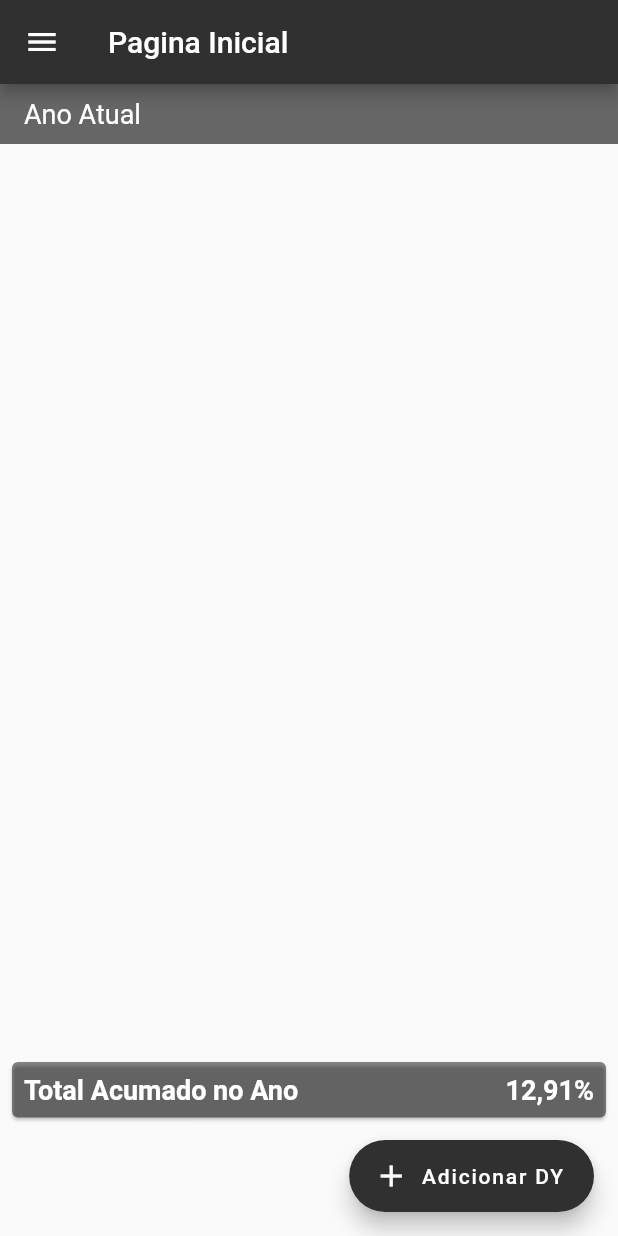
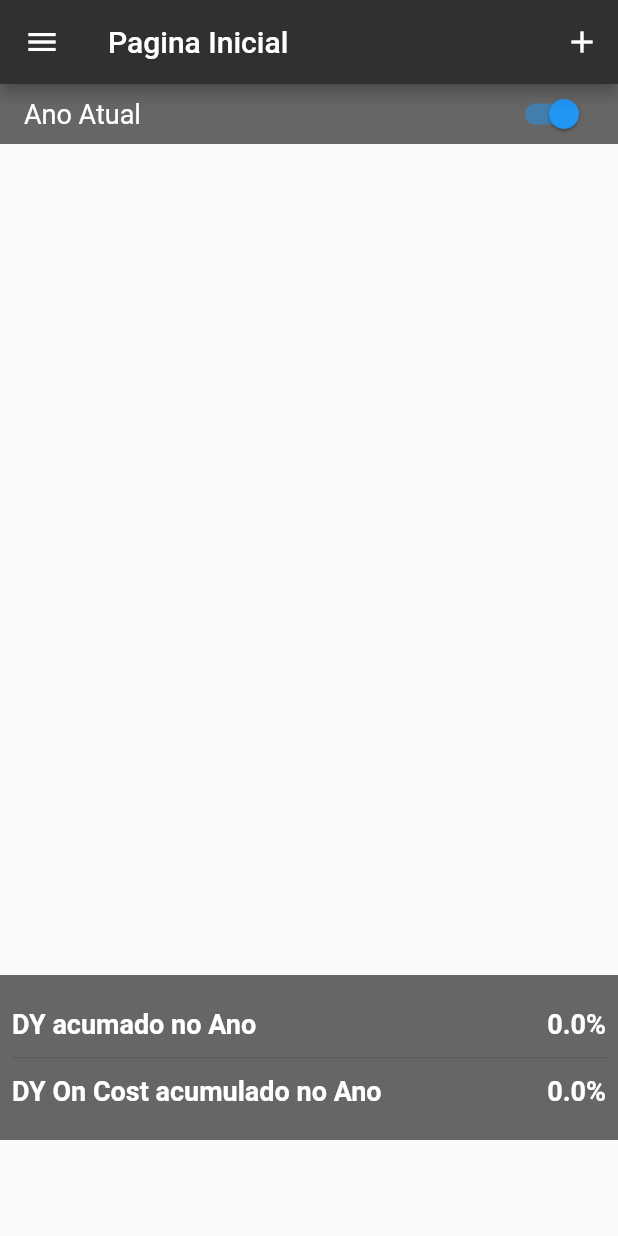
Before and after one commit to lfop-alt/controle-financeiro, a Flutter app: the screen it shows after launch, on a phone screen of 412 x 824 dp. Run offline on Flutter 3.47's test engine with Material 2 defaults, Android fonts, the phone set to English and light mode, and no system bars; our stand-ins replace sqflite; accounts and stored records are empty.

Commit message:
Finalizando o dashboard e o calculo do DY

```diff
--- a/lib/src/models/db/db_connect.dart
+++ b/lib/src/models/db/db_connect.dart
@@ -10,8 +10,8 @@ Map<int, String> scripts = {
           valorBruto REAL,
           rentabilidadeNoMes REAL,
           dy REAL,
-          dyOnCost REAL
-          anoAtual INTERGER
+          dyOnCost REAL,
+          ano INTERGER
           );'''
 };
 
--- a/lib/src/models/dividend_yields.dart
+++ b/lib/src/models/dividend_yields.dart
@@ -6,10 +6,10 @@ class DividendYield {
   double _rentabilidadeNoMes = 0;
   double _dy = 0;
   double _dyOnCost = 0;
-  int _anoAtual = 1;
+  int _ano = 0;
 
   DividendYield(this._id, this._mes, this._valorAplicado, this._valorBruto,
-      this._rentabilidadeNoMes, this._dy, this._dyOnCost);
+      this._rentabilidadeNoMes, this._dy, this._dyOnCost, this._ano);
 
   int get id => _id;
 
@@ -40,7 +40,7 @@ class DividendYield {
 
   set dyOnCost(double dyOnCost) => _dyOnCost = dyOnCost;
 
-  int get anoAtual => _anoAtual;
+  int get ano => _ano;
 
-  set anoAtual(int anoAtual) => _anoAtual = anoAtual;
+  set ano(int ano) => _ano = ano;
 }
--- a/lib/src/pages/dashboard_page.dart
+++ b/lib/src/pages/dashboard_page.dart
@@ -17,7 +17,7 @@ class _DashboardPageState extends State<DashboardPage> {
   DividendYieldRepository dividendYieldRepository = DividendYieldRepository();
 
   var _dividends = <DividendYield>[];
-  var anoAtual = true;
+  bool ano = true;
 
   @override
   void initState() {
@@ -26,8 +26,30 @@ class _DashboardPageState extends State<DashboardPage> {
   }
 
   void initDividend() async {
-    _dividends = await dividendYieldRepository.listarDy(anoAtual);
+    _dividends = await dividendYieldRepository.listarDy(ano);
     setState(() {});
+  }
+
+  double getAcumuladoDy() {
+    double dyAcumulado = 0;
+    if (ano) {
+      for (var dy in _dividends) {
+        dyAcumulado = dyAcumulado + dy.dy;
+      }
+    }
+
+    return dyAcumulado;
+  }
+
+  double getAcumuladoDyOnCost() {
+    double dyAcumulado = 0;
+    if (ano) {
+      for (var dy in _dividends) {
+        dyAcumulado = dyAcumulado + dy.dyOnCost;
+      }
+    }
+
+    return dyAcumulado;
   }
 
   @override
@@ -37,7 +59,6 @@ class _DashboardPageState extends State<DashboardPage> {
       appBar: AppBar(
         title: const Text("Pagina Inicial"),
         actions: [
-          if (_dividends.length >= 5)
           IconButton(
               onPressed: () {
                 Navigator.push(
@@ -50,21 +71,6 @@ class _DashboardPageState extends State<DashboardPage> {
               icon: const Icon(Icons.add))
         ],
       ),
-      floatingActionButton: _dividends.length < 5
-          ? FloatingActionButton.extended(
-              backgroundColor: Colors.grey[850],
-              label: const Text("Adicionar DY"),
-              icon: const Icon(Icons.add),
-              onPressed: () {
-                Navigator.push(
-                  context,
-                  MaterialPageRoute(
-                    builder: (context) => const CalcularDY(),
-                  ),
-                );
-              },
-            )
-          : const Text(""),
       body: SafeArea(
         child: ListView(
           children: [
@@ -72,15 +78,26 @@ class _DashboardPageState extends State<DashboardPage> {
               color: const Color.fromARGB(255, 102, 102, 102),
               width: double.infinity,
               height: 40,
-              child: const Padding(
-                padding: EdgeInsets.symmetric(vertical: 8, horizontal: 16),
+              child: Padding(
+                padding:
+                    const EdgeInsets.symmetric(vertical: 8, horizontal: 16),
                 child: Row(
+                  mainAxisAlignment: MainAxisAlignment.spaceBetween,
                   children: [
-                    Text("Ano Atual",
+                    const Text(
+                      "Ano Atual",
                       style: TextStyle(
                           fontSize: 18,
                           fontWeight: FontWeight.w400,
-                            color: Colors.white)),
+                          color: Colors.white),
+                    ),
+                    Switch(
+                      value: ano,
+                      onChanged: (value) {
+                        ano = value;
+                        initDividend();
+                      },
+                    )
                   ],
                 ),
               ),
@@ -88,7 +105,7 @@ class _DashboardPageState extends State<DashboardPage> {
             Padding(
               padding: const EdgeInsets.symmetric(horizontal: 8, vertical: 2),
               child: SizedBox(
-                height: 600,
+                height: 550,
                 child: ListView.builder(
                     itemCount: _dividends.length,
                     itemBuilder: (context, index) {
@@ -109,9 +126,13 @@ class _DashboardPageState extends State<DashboardPage> {
                               Column(
                                 children: [
                                   Container(
+                                    decoration: const BoxDecoration(
+                                      borderRadius: BorderRadius.only(
+                                          topLeft: Radius.elliptical(5, 5),
+                                          topRight: Radius.elliptical(5, 5)),
+                                      color: Color.fromARGB(255, 102, 102, 102),
+                                    ),
                                     height: 40,
-                                    color: const Color.fromARGB(
-                                        255, 102, 102, 102),
                                     child: Padding(
                                       padding: const EdgeInsets.symmetric(
                                           horizontal: 8),
@@ -127,7 +148,7 @@ class _DashboardPageState extends State<DashboardPage> {
                                                 color: Colors.white),
                                           ),
                                           Text(
-                                            dy.mes,
+                                            "${dy.mes}/${dy.ano}",
                                             style: const TextStyle(
                                                 fontSize: 18,
                                                 fontWeight: FontWeight.w500,
@@ -157,7 +178,7 @@ class _DashboardPageState extends State<DashboardPage> {
                                           color: Colors.white),
                                     ),
                                     Text(
-                                      dy.dy.toString(),
+                                      "${dy.dy.toString()}%",
                                       style: const TextStyle(
                                           fontSize: 16,
                                           fontWeight: FontWeight.w400,
@@ -185,7 +206,7 @@ class _DashboardPageState extends State<DashboardPage> {
                                           color: Colors.white),
                                     ),
                                     Text(
-                                      dy.dyOnCost.toString(),
+                                      "${dy.dyOnCost.toString()}%",
                                       style: const TextStyle(
                                           fontSize: 16,
                                           fontWeight: FontWeight.w400,
@@ -213,7 +234,7 @@ class _DashboardPageState extends State<DashboardPage> {
                                           color: Colors.white),
                                     ),
                                     Text(
-                                      dy.valorAplicado.toString(),
+                                      "R\$ ${dy.valorAplicado.toString()}",
                                       style: const TextStyle(
                                           fontSize: 16,
                                           fontWeight: FontWeight.w400,
@@ -241,7 +262,7 @@ class _DashboardPageState extends State<DashboardPage> {
                                           color: Colors.white),
                                     ),
                                     Text(
-                                      dy.valorBruto.toString(),
+                                      "R\$ ${dy.valorBruto.toString()}",
                                       style: const TextStyle(
                                           fontSize: 16,
                                           fontWeight: FontWeight.w400,
@@ -269,7 +290,7 @@ class _DashboardPageState extends State<DashboardPage> {
                                           color: Colors.white),
                                     ),
                                     Text(
-                                      dy.rentabilidadeNoMes.toString(),
+                                      "R\$ ${dy.rentabilidadeNoMes.toString()}",
                                       style: const TextStyle(
                                           fontSize: 16,
                                           fontWeight: FontWeight.w400,
@@ -286,30 +307,59 @@ class _DashboardPageState extends State<DashboardPage> {
               ),
             ),
             Container(
-              margin: const EdgeInsets.all(4),
-              child: const Card(
-                color: Colors.black45,
+              height: 110,
+              color: const Color.fromARGB(255, 102, 102, 102),
               child: Padding(
-                  padding: EdgeInsets.symmetric(vertical: 8, horizontal: 8),
-                  child: Row(
+                padding:
+                    const EdgeInsets.symmetric(horizontal: 8, vertical: 22),
+                child: Column(
+                  children: [
+                    Row(
                       mainAxisAlignment: MainAxisAlignment.spaceBetween,
                       children: [
-                      Text(
-                        "Total Acumado no Ano",
+                        const Text(
+                          "DY acumado no Ano",
                           style: TextStyle(
                               fontSize: 18,
                               fontWeight: FontWeight.bold,
                               color: Colors.white),
                         ),
                         Text(
-                        "12,91%",
+                          "${getAcumuladoDy().toString()}%",
+                          style: const TextStyle(
+                              fontSize: 18,
+                              fontWeight: FontWeight.w700,
+                              color: Colors.white),
+                        )
+                      ],
+                    ),
+                    const SizedBox(
+                      height: 4,
+                    ),
+                    const Divider(),
+                    const SizedBox(
+                      height: 4,
+                    ),
+                    Row(
+                      mainAxisAlignment: MainAxisAlignment.spaceBetween,
+                      children: [
+                        const Text(
+                          "DY On Cost acumulado no Ano",
                           style: TextStyle(
                               fontSize: 18,
                               fontWeight: FontWeight.bold,
                               color: Colors.white),
+                        ),
+                        Text(
+                          "${getAcumuladoDyOnCost().toStringAsPrecision(2)}%",
+                          style: const TextStyle(
+                              fontSize: 18,
+                              fontWeight: FontWeight.w700,
+                              color: Colors.white),
                         )
                       ],
                     ),
+                  ],
                 ),
               ),
             )
--- a/lib/src/repositories/dividend_yields_repository.dart
+++ b/lib/src/repositories/dividend_yields_repository.dart
@@ -2,12 +2,13 @@ import 'package:fii_finance/src/models/db/db_connect.dart';
 import 'package:fii_finance/src/models/dividend_yields.dart';
 
 class DividendYieldRepository {
-  Future<List<DividendYield>> listarDy(bool anoAtual) async {
+  Future<List<DividendYield>> listarDy(bool ano) async {
     List<DividendYield> dys = [];
+    var anoAtual = DateTime.now().year;
     var db = await DatabaseSQLite().getDatabase();
-    var result = await db.rawQuery(anoAtual
-        ? "SELECT id, mes, valorAplicado, valorBruto, rentabilidadeNoMes, dy, dyOnCost FROM dividendYield WHERE anoAtual = 1"
-        : "SELECT id, mes, valorAplicado, valorBruto, rentabilidadeNoMes, dy, dyOnCost FROM dividendYield");
+    var result = await db.rawQuery(ano
+        ? "SELECT id, mes, valorAplicado, valorBruto, rentabilidadeNoMes, dy, dyOnCost,  ano FROM dividendYield WHERE ano = $anoAtual"
+        : "SELECT id, mes, valorAplicado, valorBruto, rentabilidadeNoMes, dy, dyOnCost,  ano FROM dividendYield");
     for (var dy in result) {
       dys.add(
         DividendYield(
@@ -21,7 +22,11 @@ class DividendYieldRepository {
           double.parse(
             dy["dy"].toString(),
           ),
-            double.parse(dy["dyOnCost"].toString())),
+          double.parse(
+            dy["dyOnCost"].toString(),
+          ),
+          int.parse(dy["ano"].toString()),
+        ),
       );
     }
 
@@ -31,14 +36,15 @@ class DividendYieldRepository {
   Future<void> save(DividendYield dividendYield) async {
     var db = await DatabaseSQLite().getDatabase();
     await db.rawInsert(
-        "INSERT INTO dividendYield (mes, valorAplicado, valorBruto, rentabilidadeNoMes, dy, dyOnCost) values (?,?,?,?,?,?)",
+        "INSERT INTO dividendYield (mes, valorAplicado, valorBruto, rentabilidadeNoMes, dy, dyOnCost, ano) values (?,?,?,?,?,?,?)",
         [
           dividendYield.mes,
           dividendYield.valorAplicado,
           dividendYield.valorBruto,
           dividendYield.rentabilidadeNoMes,
           dividendYield.dy,
-          dividendYield.dyOnCost
+          dividendYield.dyOnCost,
+          dividendYield.ano,
         ]);
   }
 
```
Also changed, not shown: lib/src/pages/calcular_dy.dart (+63 -3 lines). Lines whose indentation alone changed are shown as unchanged.
